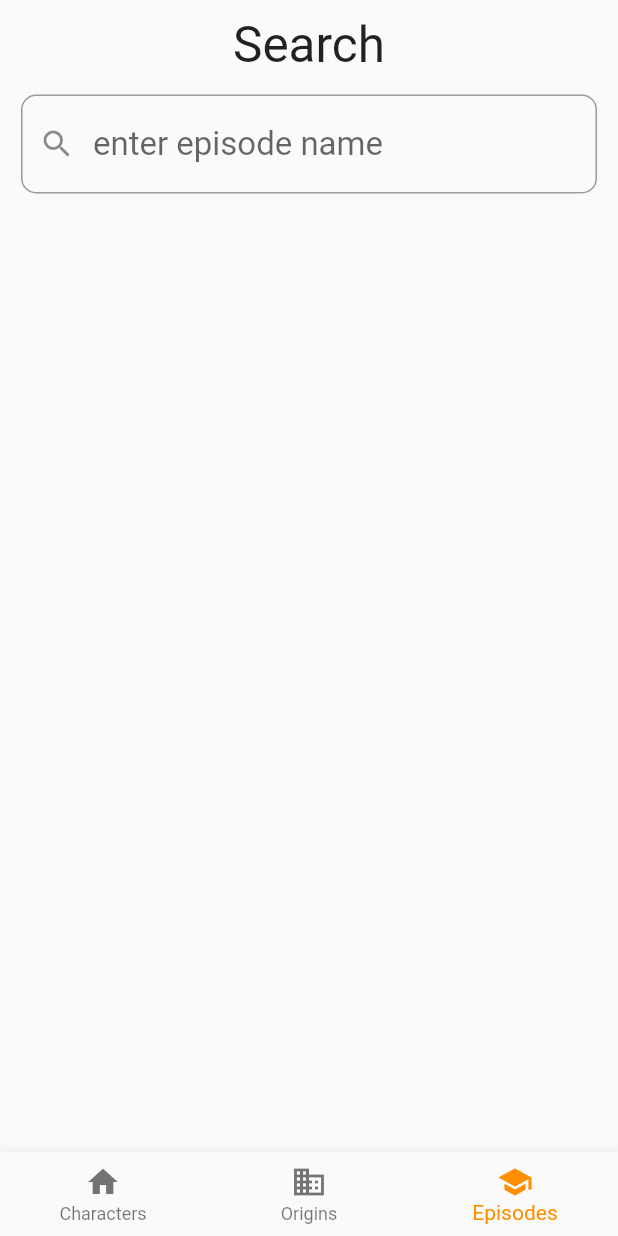
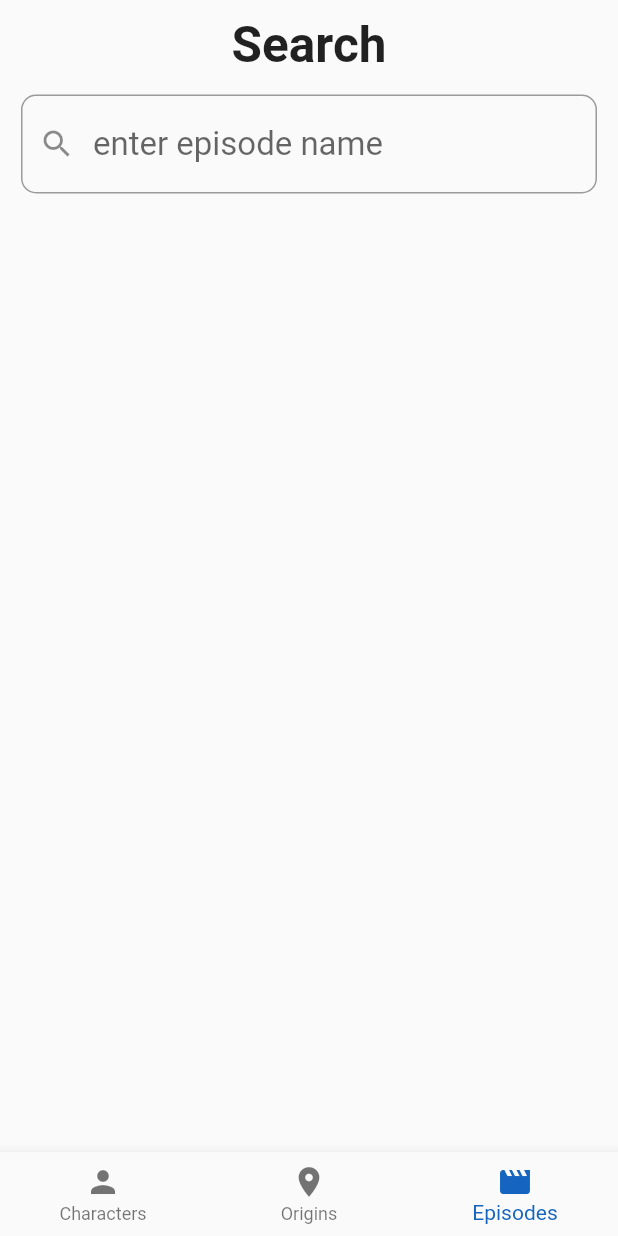
Before and after one commit to Gegerout/flutterbloc_api, a Flutter app: the screen it shows after launch, item 3 of the bottom bar chosen, on a phone screen of 412 x 824 dp. Run offline on Flutter 3.47's test engine with Material 2 defaults, Android fonts, the light colour scheme and no system bars; our stand-ins replace bloc, bloc_concurrency, dio, flutter_bloc, stream_transform.

Commit message:
Color and design update

```diff
--- a/lib/main.dart
+++ b/lib/main.dart
@@ -45,27 +45,31 @@ class _MainPageState extends State<MainPage> {
 
   @override
   Widget build(BuildContext context) {
+    bool isKeyboardOpen = MediaQuery.of(context).viewInsets.bottom != 0.0;
+
     return Scaffold(
+      resizeToAvoidBottomInset: false,
       body: Center(
         child: _widgetOptions.elementAt(_selectedIndex),
       ),
-      bottomNavigationBar: BottomNavigationBar(
+      bottomNavigationBar: isKeyboardOpen
+          ? null : BottomNavigationBar(
         items: const <BottomNavigationBarItem>[
           BottomNavigationBarItem(
-            icon: Icon(Icons.home),
+            icon: Icon(Icons.person),
             label: 'Characters',
           ),
           BottomNavigationBarItem(
-            icon: Icon(Icons.business),
+            icon: Icon(Icons.place),
             label: 'Origins',
           ),
           BottomNavigationBarItem(
-            icon: Icon(Icons.school),
+            icon: Icon(Icons.movie),
             label: 'Episodes',
           ),
         ],
         currentIndex: _selectedIndex,
-        selectedItemColor: Colors.amber[800],
+        selectedItemColor: Colors.blue[800],
         onTap: _onItemTapped,
       ),
     );
--- a/lib/screens/search_episode_page.dart
+++ b/lib/screens/search_episode_page.dart
@@ -1,5 +1,6 @@
 import 'package:flutter/material.dart';
 import 'package:flutter_bloc/flutter_bloc.dart';
+import 'package:flutterbloc_api/screens/episode_info_screen.dart';
 import 'package:flutterbloc_api/screens/user_info_screen.dart';
 import '../search_bloc.dart';
 
@@ -8,47 +9,42 @@ class SearchEpisodePage extends StatelessWidget {
 
   @override
   Widget build(BuildContext context) {
-    final users = context.select((SearchBloc bloc) => bloc.state.users);
+    final episodes = context.select((SearchBloc bloc) => bloc.state.episodes);
     return Column(
       children: [
         const SizedBox(height: 10),
-        const Text('Search'),
+        const Text('Search', style: TextStyle(fontWeight: FontWeight.bold),),
         Padding(
           padding: const EdgeInsets.all(14),
           child: TextFormField(
             decoration: InputDecoration(
                 hintText: 'enter episode name',
                 prefixIcon: const Icon(Icons.search),
+                hoverColor: Colors.blue[800],
                 border: OutlineInputBorder(borderRadius: BorderRadius.circular(10))),
             onChanged: (value) {
               context.read<SearchBloc>().add(SearchEpisodeEvent(value));
             },
           ),
         ),
-        if (users.isNotEmpty)
+        if (episodes.isNotEmpty)
           Expanded(
               child: ListView.builder(
                 itemBuilder: (context, index) {
-                  final user = users[index];
+                  final episode = episodes[index];
                   return ListTile(
-                    title: Text(users[index].name ?? ''),
-                    leading: Hero(
-                      tag: user.name ?? '',
-                      child: CircleAvatar(
-                        backgroundImage: NetworkImage(user.image ?? ''),
-                      ),
-                    ),
+                    title: Text(episodes[index].name ?? ''),
                     onTap: () {
                       Navigator.push(
                           context,
                           MaterialPageRoute(
-                              builder: (_) => UserInfoScreen(
-                                user: user,
+                              builder: (_) => EpisodeInfoScreen(
+                                episode: episode,
                               )));
                     },
                   );
                 },
-                itemCount: users.length,
+                itemCount: episodes.length,
               ))
       ],
     );
--- a/lib/screens/search_user_page.dart
+++ b/lib/screens/search_user_page.dart
@@ -12,13 +12,14 @@ class SearchUserPage extends StatelessWidget {
     return Column(
       children: [
         const SizedBox(height: 10),
-        const Text('Search'),
+        const Text('Search', style: TextStyle(fontWeight: FontWeight.bold),),
         Padding(
           padding: const EdgeInsets.all(14),
           child: TextFormField(
             decoration: InputDecoration(
                 hintText: 'enter username',
                 prefixIcon: const Icon(Icons.search),
+                hoverColor: Colors.blue[800],
                 border: OutlineInputBorder(borderRadius: BorderRadius.circular(10))),
             onChanged: (value) {
               context.read<SearchBloc>().add(SearchUserEvent(value));
--- a/lib/screens/user_info_screen.dart
+++ b/lib/screens/user_info_screen.dart
@@ -12,6 +12,7 @@ class UserInfoScreen extends StatelessWidget {
     return Scaffold(
       appBar: AppBar(
         title: Text(user.name ?? ''),
+        backgroundColor: Colors.blue[800],
       ),
       body: Column(
         children: [
@@ -27,7 +28,8 @@ class UserInfoScreen extends StatelessWidget {
               )),
           CharacterInfoWidget(characteristic: "Species", value: user.species,),
           CharacterInfoWidget(characteristic: "Gender", value: user.gender,),
-          CharacterInfoWidget(characteristic: 'Origin', value: user.origin,)
+          CharacterInfoWidget(characteristic: "Origin", value: user.origin,),
+          CharacterInfoWidget(characteristic: "Status", value: user.status,)
         ],
       ),
     );
--- a/lib/search_bloc.dart
+++ b/lib/search_bloc.dart
@@ -28,7 +28,7 @@ class SearchBloc extends Bloc<SearchEvent, SearchState> {
   late final SearchUserRepository _searchUserRepository;
 
   _onUserSearch(SearchUserEvent event, Emitter<SearchState> emit) async {
-    if (event.query.isEmpty) return emit(SearchState(users: []));
+    if (event.query.isEmpty) return emit(SearchState(users: [], origins: [], episodes: []));
     if (event.query.length < 2) return;
 
     final users = await _searchUserRepository.onUserSearch(event.query);
@@ -37,7 +37,7 @@ class SearchBloc extends Bloc<SearchEvent, SearchState> {
   }
 
   _onOriginSearch(SearchOriginEvent event, Emitter<SearchState> emit) async {
-    if (event.query.isEmpty) return emit(SearchState(origins: []));
+    if (event.query.isEmpty) return emit(SearchState(users: [], origins: [], episodes: []));
     if (event.query.length < 2) return;
 
     final origins = await _searchUserRepository.onOriginSearch(event.query);
@@ -46,7 +46,7 @@ class SearchBloc extends Bloc<SearchEvent, SearchState> {
   }
 
   _onEpisodeSearch(SearchEpisodeEvent event, Emitter<SearchState> emit) async {
-    if (event.query.isEmpty) return emit(SearchState(episodes: []));
+    if (event.query.isEmpty) return emit(SearchState(users: [], origins: [], episodes: []));
     if (event.query.length < 2) return;
 
     final episodes = await _searchUserRepository.onEpisodeSearch(event.query);
--- a/packages/search_user_repository/lib/src/models/origin_model.dart
+++ b/packages/search_user_repository/lib/src/models/origin_model.dart
@@ -1,15 +1,13 @@
 class OriginModel {
   final String? name;
-  final String? residents;
   final String? type;
   final String? dimension;
 
-  OriginModel({this.name, this.residents, this.type, this.dimension});
+  OriginModel({this.name, this.type, this.dimension});
 
   factory OriginModel.fromJson(Map<String, dynamic> json) {
     return OriginModel(
         name: json['name'],
-        residents: json['residents'],
         type: json['type'],
         dimension: json['dimension'],
     );
```
Also changed, not shown: lib/screens/episode_info_screen.dart (added, +25 -0 lines), lib/screens/origin_info_screen.dart (added, +25 -0 lines), lib/screens/search_origin_page.dart (+10 -14 lines), packages/search_user_repository/lib/src/search_user_repository.dart (+6 -10 lines), packages/search_user_repository/pubspec.lock, pubspec.lock, 1 other file.
